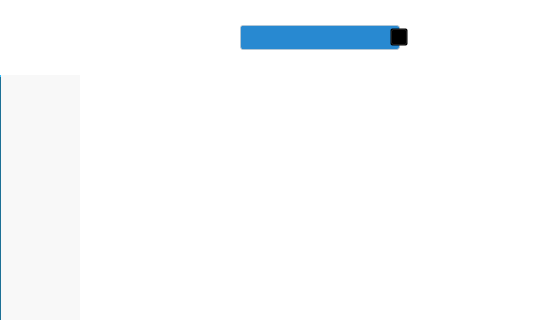
This is mainwindow.ui in MyEternalMoon/QT_AirlineReservationSystem as Qt 5 draws it before an edit; both pictures show x 0 to 560 and y 0 to 320 of the 900 by 650 pixel window. The edited form follows.
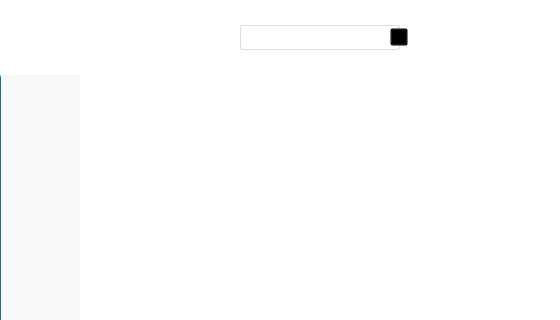
This is the edited form. Icons and pictures are not drawn.

What changed in the file:
```diff
--- a/mainwindow.ui
+++ b/mainwindow.ui
@@ -106,7 +106,7 @@
     <property name="styleSheet">
      <string notr="true">border:1px solid rgba(200,200,200,150);
 border-radius:3px;
-background:#2889d1;
+background:transparent;
 color:white</string>
     </property>
    </widget>
```
Left out of the diff: 36 changed lines with no effect on the pictures.
